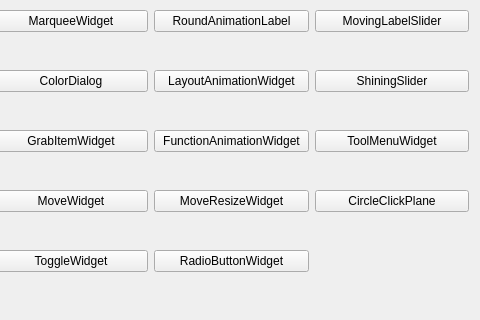
Old version of the form mainwindow.ui in the repository Greedysky/TTKWidgetTools; both pictures show x 183 to 663 and y 93 to 413 of the 663 by 413 pixel window.
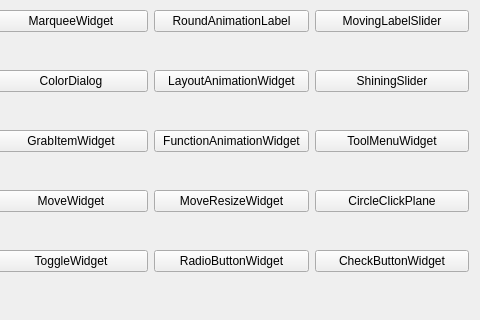
New version of the form.

Commit message: Add checkbox button[981245]

```diff
--- a/mainwindow.ui
+++ b/mainwindow.ui
@@ -176,6 +176,13 @@
       </property>
      </widget>
     </item>
+    <item row="5" column="3">
+     <widget class="QPushButton" name="pushButton_23">
+      <property name="text">
+       <string>CheckButtonWidget</string>
+      </property>
+     </widget>
+    </item>
    </layout>
   </widget>
  </widget>
```
The commit also changes 11 other files.
